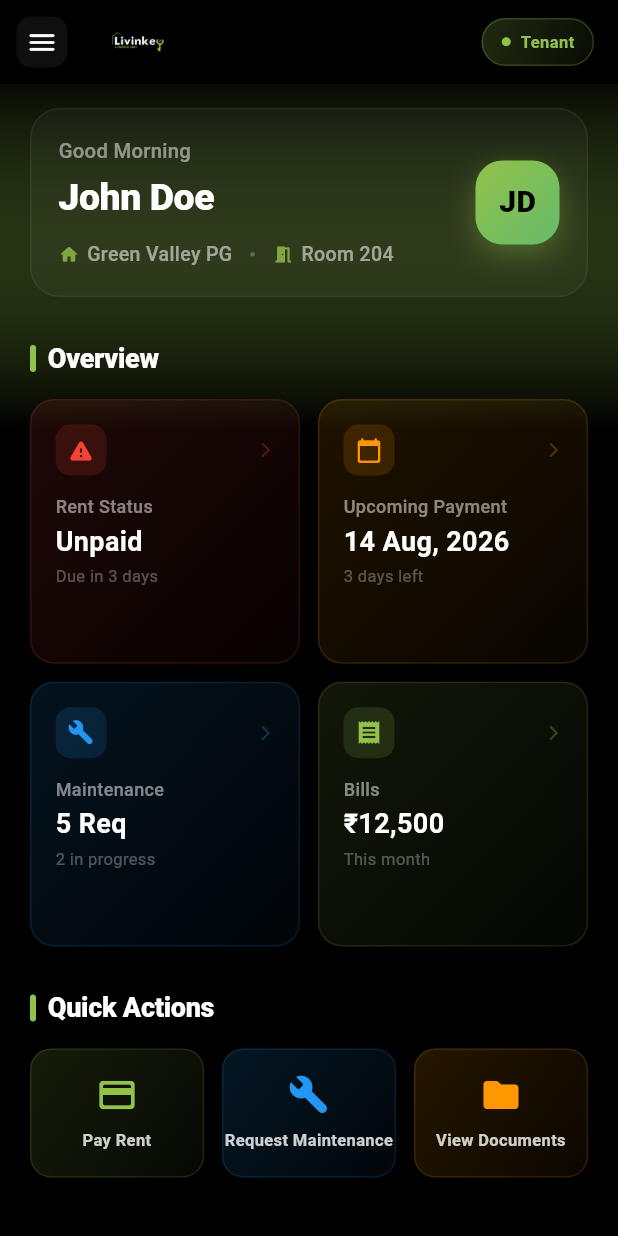
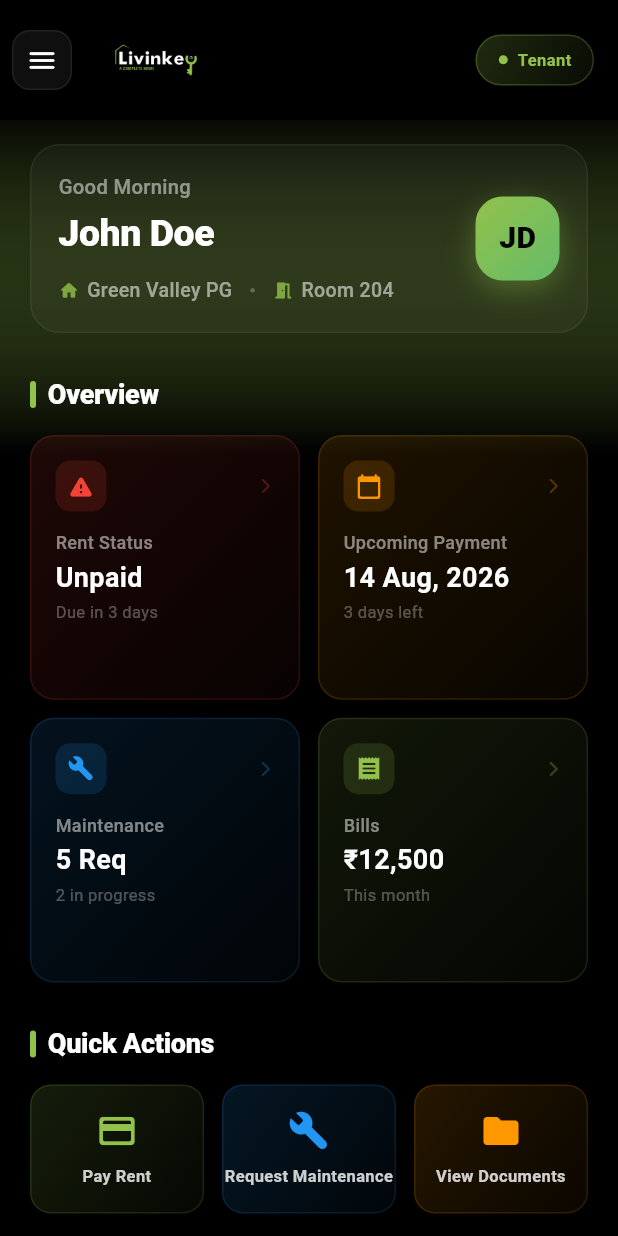
Before and after one commit to MohammedShehe/livinkey, a Flutter app: the HomeScreen screen opened directly, on a phone screen of 412 x 824 dp. Run offline on Flutter 3.47's test engine with Material 3 defaults, Android fonts, the phone set to English and light mode, and no system bars; our stand-ins replace audioplayers, font_awesome_flutter, image_picker.

Commit message:
Enlarged the logos

```diff
--- a/lib/screens/tenant/home_screen.dart
+++ b/lib/screens/tenant/home_screen.dart
@@ -54,12 +54,13 @@ class _HomeScreenState extends State<HomeScreen>
 
   double _getLogoSize(BuildContext context) {
     final double screenWidth = MediaQuery.of(context).size.width;
+    // Much larger logo sizes
     if (screenWidth >= 600) {
-      return 80.0;
+      return 120.0; // Increased from 80 to 120
     } else if (screenWidth >= 400) {
-      return 40.0;
+      return 64.0; // Increased from 40 to 64
     } else {
-      return 32.0;
+      return 50.0; // Increased from 32 to 50
     }
   }
 
@@ -168,12 +169,14 @@ class _HomeScreenState extends State<HomeScreen>
           backgroundColor: kLivinkeyBlack,
           elevation: 0,
           scrolledUnderElevation: 0,
+          toolbarHeight: 80, // Increased toolbar height for larger logo
           leading: IconButton(
             icon: Container(
-              padding: const EdgeInsets.all(6),
+              padding: const EdgeInsets.all(8),
               decoration: BoxDecoration(
                 color: Colors.white.withOpacity(0.06),
-                borderRadius: BorderRadius.circular(10),
+                borderRadius: BorderRadius.circular(12),
+                border: Border.all(color: Colors.white.withOpacity(0.08)),
               ),
               child: const Icon(Icons.menu_rounded, color: Colors.white, size: 22),
             ),
@@ -194,7 +197,7 @@ class _HomeScreenState extends State<HomeScreen>
           actions: [
             Container(
               margin: const EdgeInsets.only(right: 16),
-              padding: const EdgeInsets.symmetric(horizontal: 12, vertical: 7),
+              padding: const EdgeInsets.symmetric(horizontal: 14, vertical: 8),
               decoration: BoxDecoration(
                 gradient: LinearGradient(
                   begin: Alignment.topLeft,
```
Also changed, not shown: lib/screens/guest/guest_home_screen.dart (+5 -3 lines), lib/widgets/guest/guest_drawer.dart (+22 -5 lines).
